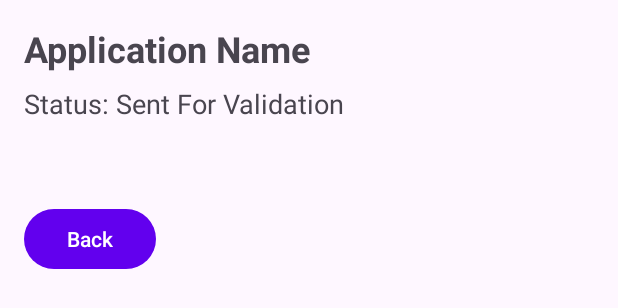
After one commit to thekayd/GoGovApp, an Android app: the layout activity_application_progress.xml on its own in the app's theme, with its tools: preview values and no code run, on a phone screen of 412 x 824 dp. The commit adds this screen. Shown: the top 308 px of the screen. Run offline under Robolectric (Android 15) with nearby library versions, the phone set to English and light mode, and no system bars.

```diff
--- a/app/src/main/AndroidManifest.xml
+++ b/app/src/main/AndroidManifest.xml
@@ -15,6 +15,9 @@
         android:supportsRtl="true"
         android:theme="@style/Theme.GoGovMobile"
         tools:targetApi="31">
+        <activity
+            android:name=".activities.ApplicationProgressActivity"
+            android:exported="false" />
         <activity
             android:name=".activities.TestDateSelectionActivity"
             android:exported="false" />
--- /dev/null
+++ b/app/src/main/res/layout/activity_application_progress.xml
@@ -0,0 +1,40 @@
+<?xml version="1.0" encoding="utf-8"?>
+<RelativeLayout xmlns:android="http://schemas.android.com/apk/res/android"
+    android:layout_width="match_parent"
+    android:layout_height="match_parent"
+    android:padding="16dp">
+
+    <TextView
+        android:id="@+id/tvFormName"
+        android:layout_width="wrap_content"
+        android:layout_height="wrap_content"
+        android:text="Application Name"
+        android:textSize="24sp"
+        android:textStyle="bold" />
+
+    <TextView
+        android:id="@+id/tvStatus"
+        android:layout_width="wrap_content"
+        android:layout_height="wrap_content"
+        android:layout_below="@id/tvFormName"
+        android:text="Status: Sent For Validation"
+        android:textSize="18sp"
+        android:layout_marginTop="8dp" />
+
+    <TextView
+        android:id="@+id/tvDetails"
+        android:layout_width="match_parent"
+        android:layout_height="wrap_content"
+        android:layout_below="@id/tvStatus"
+        android:layout_marginTop="16dp"
+        android:textSize="16sp" />
+
+    <Button
+        android:id="@+id/btnBack"
+        android:layout_width="wrap_content"
+        android:layout_height="wrap_content"
+        android:layout_below="@id/tvDetails"
+        android:layout_marginTop="16dp"
+        android:text="Back" />
+
+</RelativeLayout>
--- a/app/src/main/res/values/strings.xml
+++ b/app/src/main/res/values/strings.xml
@@ -54,7 +54,6 @@
     </string-array>
 
 
-
     <!-- Grades Array -->
     <string-array name="grades">
         <item>Grade 1</item>
```
Also changed, not shown: app/src/main/java/com/kayodedaniel/gogovmobile/activities/ApplicationProgressActivity.kt (added, +115 -0 lines).
